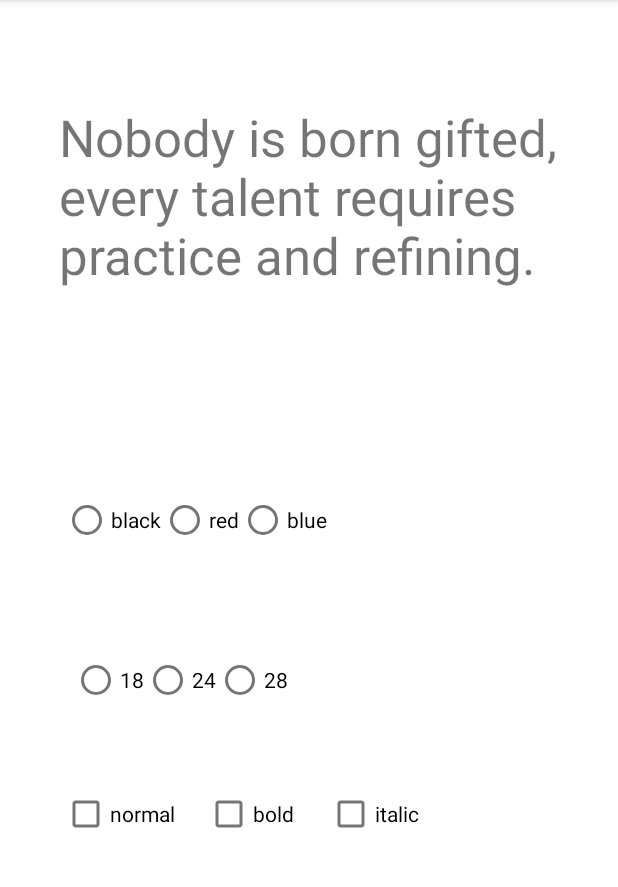
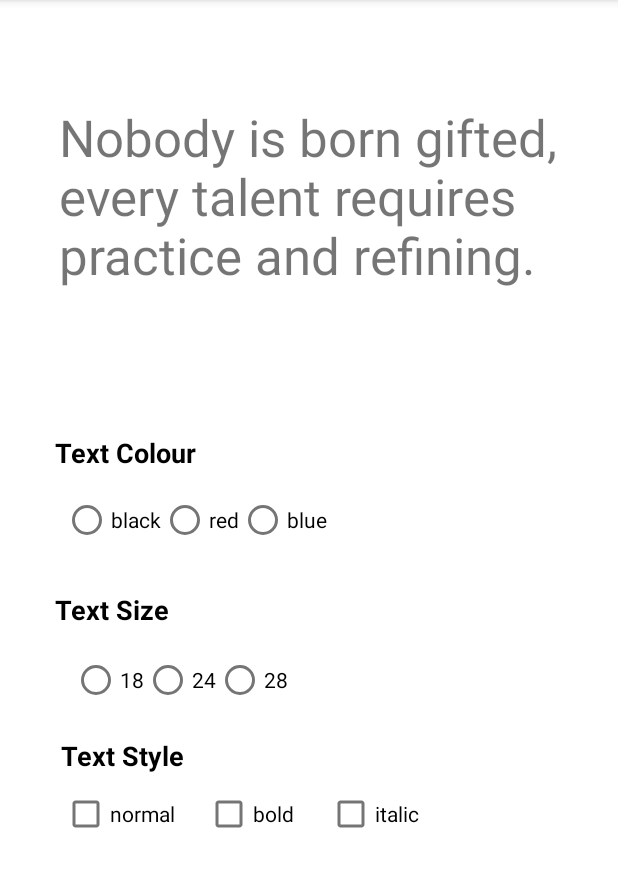
Before and after one commit to zhafranzainal/simple_mobile_app, an Android app: the screen it shows after launch (TextManipulationActivity), on a phone screen of 412 x 824 dp, the part 84-971 px from its top. Run offline under Robolectric (Android 15) with nearby library versions, the phone set to English and light mode, and no system bars.

Commit message:
Add label for each box

```diff
--- a/app/src/main/res/layout/activity_text_manipulation.xml
+++ b/app/src/main/res/layout/activity_text_manipulation.xml
@@ -17,6 +17,20 @@
         app:layout_constraintStart_toStartOf="parent"
         app:layout_constraintTop_toTopOf="parent"
         app:layout_constraintVertical_bias="0.108" />
+
+    <TextView
+        android:layout_width="wrap_content"
+        android:layout_height="wrap_content"
+        android:text="Text Colour"
+        android:textColor="@color/black"
+        android:textSize="18sp"
+        android:textStyle="bold"
+        app:layout_constraintBottom_toBottomOf="parent"
+        app:layout_constraintEnd_toEndOf="parent"
+        app:layout_constraintHorizontal_bias="0.115"
+        app:layout_constraintStart_toStartOf="parent"
+        app:layout_constraintTop_toTopOf="parent"
+        app:layout_constraintVertical_bias="0.389" />
 
     <RadioGroup
         android:id="@+id/radioGroupColour"
@@ -68,6 +82,20 @@
 
     </RadioGroup>
 
+    <TextView
+        android:layout_width="wrap_content"
+        android:layout_height="wrap_content"
+        android:text="Text Size"
+        android:textColor="@color/black"
+        android:textSize="18sp"
+        android:textStyle="bold"
+        app:layout_constraintBottom_toBottomOf="parent"
+        app:layout_constraintEnd_toEndOf="parent"
+        app:layout_constraintHorizontal_bias="0.109"
+        app:layout_constraintStart_toStartOf="parent"
+        app:layout_constraintTop_toTopOf="parent"
+        app:layout_constraintVertical_bias="0.53" />
+
     <RadioGroup
         android:id="@+id/radioGroupSize"
         android:layout_width="wrap_content"
@@ -118,6 +146,20 @@
 
     </RadioGroup>
 
+    <TextView
+        android:layout_width="wrap_content"
+        android:layout_height="wrap_content"
+        android:text="Text Style"
+        android:textColor="@color/black"
+        android:textSize="18sp"
+        android:textStyle="bold"
+        app:layout_constraintBottom_toBottomOf="parent"
+        app:layout_constraintEnd_toEndOf="parent"
+        app:layout_constraintHorizontal_bias="0.123"
+        app:layout_constraintStart_toStartOf="parent"
+        app:layout_constraintTop_toTopOf="parent"
+        app:layout_constraintVertical_bias="0.661" />
+
     <CheckBox
         android:id="@+id/checkBoxNormal"
         android:layout_width="wrap_content"
```
